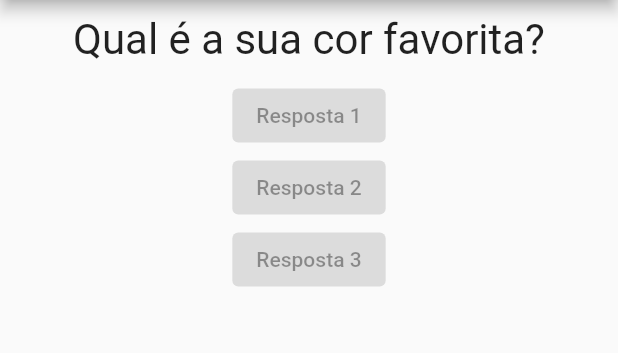
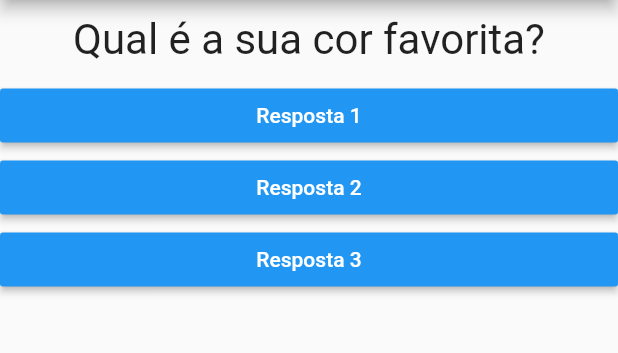
Before and after one commit to Edusu123/projeto_perguntas, a Flutter app: the screen it shows after launch, on a phone screen of 412 x 824 dp, the part 84-437 px from its top. Run offline on Flutter 3.47's test engine with Material 2 defaults, Android fonts, the phone set to English and light mode, and no system bars.

Commit message:
Passando função em Callback

```diff
--- a/lib/main.dart
+++ b/lib/main.dart
@@ -13,7 +13,6 @@ class _PerguntaAppState extends State<PerguntaApp> {
     setState(() {
       _perguntaSelecionada++;
     });
-    print(_perguntaSelecionada);
   }
 
   @override
@@ -31,9 +30,9 @@ class _PerguntaAppState extends State<PerguntaApp> {
           body: Column(
             children: [
               Questao(perguntas[_perguntaSelecionada]),
-              Resposta('Resposta 1'),
-              Resposta('Resposta 2'),
-              Resposta('Resposta 3'),
+              Resposta('Resposta 1', _responder),
+              Resposta('Resposta 2', _responder),
+              Resposta('Resposta 3', _responder),
             ],
           )),
     );
--- a/lib/resposta.dart
+++ b/lib/resposta.dart
@@ -3,14 +3,20 @@ import 'package:flutter/material.dart';
 
 class Resposta extends StatelessWidget {
   final String texto;
+  final void Function() quandoSelecionado;
 
-  Resposta(this.texto);
+  Resposta(this.texto, this.quandoSelecionado);
 
   @override
   Widget build(BuildContext context) {
-    return ElevatedButton(
-      child: Text(texto),
-      onPressed: null,
+    return Container(
+      width: double.infinity,
+      child: RaisedButton(
+        textColor: Colors.white,
+        color: Colors.blue,
+        child: Text(texto),
+        onPressed: quandoSelecionado,
+      ),
     );
   }
 }
```
